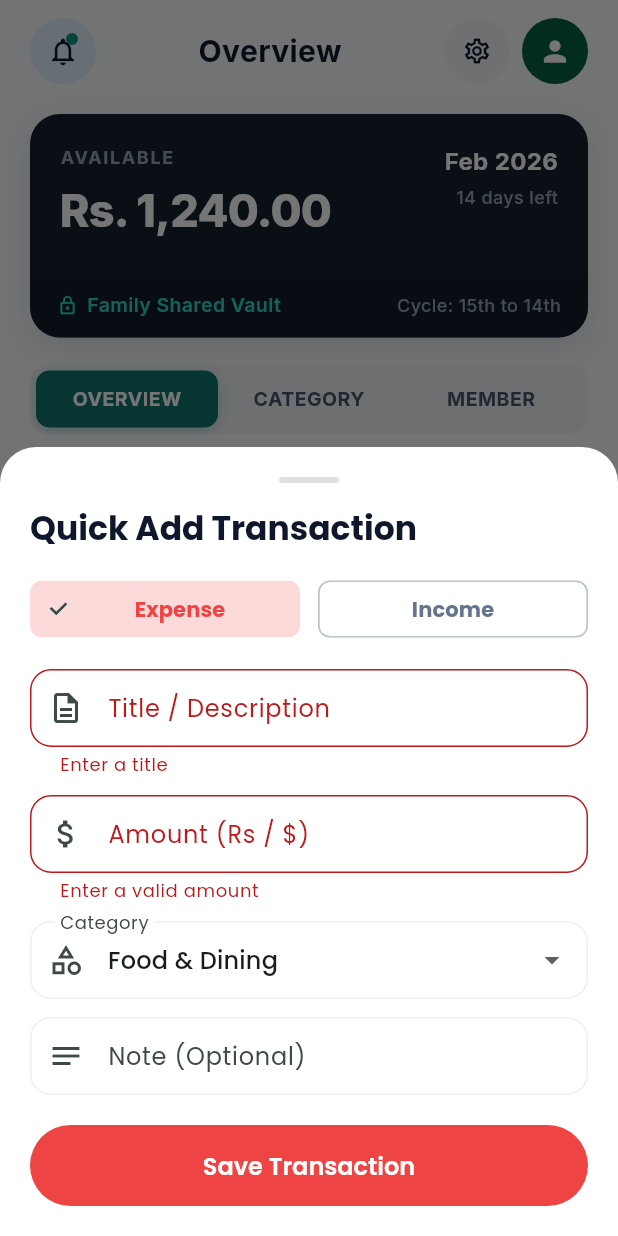
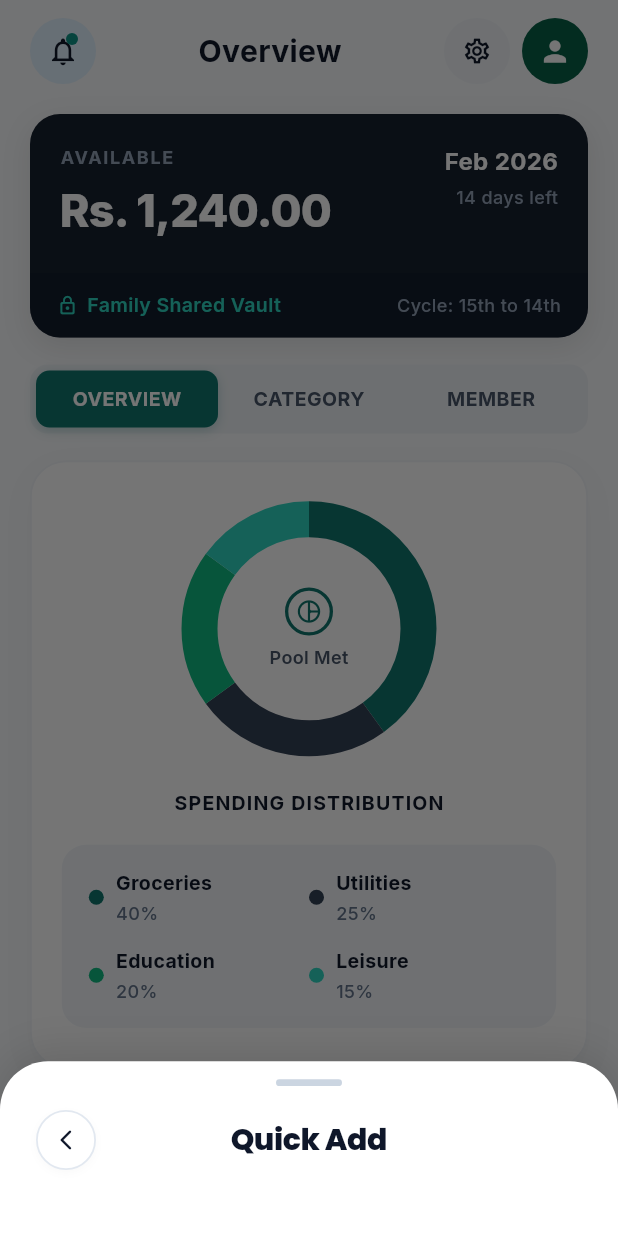
Before and after one commit to justtnikiyaa/family_budget_app, a Flutter app: the MainNavigationScreen screen opened directly with empty values, item 3 of the bottom bar chosen, after a tap on "Add", on a phone screen of 412 x 824 dp. Run offline on Flutter 3.47's test engine with Material 3 defaults, Android fonts, the phone set to English and light mode, and no system bars; our stand-ins replace cloud_firestore, firebase_auth, firebase_core, google_fonts; accounts and stored records are empty; network calls fail.

Commit message:
feat(quick-add): setup QuickAddBottomSheet modal container and top drag handle

```diff
--- a/lib/widgets/quick_add_bottom_sheet.dart
+++ b/lib/widgets/quick_add_bottom_sheet.dart
@@ -1,10 +1,5 @@
 import 'package:flutter/material.dart';
-import '../models/expense_model.dart';
 import '../models/user_model.dart';
-import '../services/firestore_service.dart';
-import '../utils/constants.dart';
-import 'custom_button.dart';
-import 'custom_text_field.dart';
 
 class QuickAddBottomSheet extends StatefulWidget {
   final UserModel currentUser;
@@ -25,200 +20,90 @@ class QuickAddBottomSheet extends StatefulWidget {
 }
 
 class _QuickAddBottomSheetState extends State<QuickAddBottomSheet> {
-  final _formKey = GlobalKey<FormState>();
-  final _titleController = TextEditingController();
-  final _amountController = TextEditingController();
-  final _noteController = TextEditingController();
-  final _firestoreService = FirestoreService();
-
-  ExpenseType _selectedType = ExpenseType.expense;
-  String _selectedCategory = AppConstants.expenseCategories.first;
-  bool _isLoading = false;
-
-  @override
-  void dispose() {
-    _titleController.dispose();
-    _amountController.dispose();
-    _noteController.dispose();
-    super.dispose();
-  }
-
-  Future<void> _handleSubmit() async {
-    if (!_formKey.currentState!.validate()) return;
-
-    final amount = double.tryParse(_amountController.text.trim()) ?? 0.0;
-    if (amount <= 0) return;
-
-    setState(() => _isLoading = true);
-
-    try {
-      final newExpense = ExpenseModel(
-        id: '',
-        title: _titleController.text.trim(),
-        amount: amount,
-        type: _selectedType,
-        category: _selectedCategory,
-        date: DateTime.now(),
-        userId: widget.currentUser.uid,
-        userName: widget.currentUser.displayName,
-        familyId: widget.currentUser.familyId,
-        note: _noteController.text.trim().isNotEmpty ? _noteController.text.trim() : null,
-      );
-
-      await _firestoreService.addExpense(newExpense);
-      if (mounted) Navigator.pop(context);
-    } catch (e) {
-      if (mounted) {
-        ScaffoldMessenger.of(context).showSnackBar(
-          SnackBar(content: Text('Error adding transaction: $e')),
-        );
-      }
-    } finally {
-      if (mounted) setState(() => _isLoading = false);
-    }
-  }
-
   @override
   Widget build(BuildContext context) {
-    final categories = _selectedType == ExpenseType.expense
-        ? AppConstants.expenseCategories
-        : AppConstants.incomeCategories;
-
     return Container(
       decoration: const BoxDecoration(
         color: Colors.white,
-        borderRadius: BorderRadius.vertical(top: Radius.circular(24)),
+        borderRadius: BorderRadius.vertical(top: Radius.circular(32)),
+        boxShadow: [
+          BoxShadow(
+            color: Color(0x1F000000),
+            blurRadius: 24,
+            offset: Offset(0, -6),
+          ),
+        ],
       ),
       padding: EdgeInsets.only(
-        top: 20,
-        left: 20,
-        right: 20,
-        bottom: MediaQuery.of(context).viewInsets.bottom + 20,
+        top: 12,
+        left: 24,
+        right: 24,
+        bottom: MediaQuery.of(context).padding.bottom + 20,
       ),
-      child: Form(
-        key: _formKey,
-        child: SingleChildScrollView(
       child: Column(
         mainAxisSize: MainAxisSize.min,
         crossAxisAlignment: CrossAxisAlignment.stretch,
         children: [
+          // Top drag handle pill
           Center(
             child: Container(
-                  width: 40,
-                  height: 4,
+              width: 44,
+              height: 4.5,
               decoration: BoxDecoration(
-                    color: Colors.grey.shade300,
-                    borderRadius: BorderRadius.circular(2),
+                color: const Color(0xFFCBD5E1),
+                borderRadius: BorderRadius.circular(2.5),
               ),
             ),
           ),
           const SizedBox(height: 16),
-              Text(
-                'Quick Add Transaction',
-                style: Theme.of(context).textTheme.titleLarge?.copyWith(
-                      fontWeight: FontWeight.bold,
-                      color: AppColors.textPrimary,
-                    ),
-              ),
-              const SizedBox(height: 16),
-              // Segmented type selector
+
+          // Top Header Bar: [<] [Quick Add] [Spacer]
           Row(
             children: [
-                  Expanded(
-                    child: ChoiceChip(
-                      label: const Center(child: Text('Expense')),
-                      selected: _selectedType == ExpenseType.expense,
-                      selectedColor: AppColors.expense.withValues(alpha: 0.2),
-                      labelStyle: TextStyle(
-                        color: _selectedType == ExpenseType.expense
-                            ? AppColors.expense
-                            : AppColors.textSecondary,
-                        fontWeight: FontWeight.bold,
-                      ),
-                      onSelected: (val) {
-                        if (val) {
-                          setState(() {
-                            _selectedType = ExpenseType.expense;
-                            _selectedCategory = AppConstants.expenseCategories.first;
-                          });
-                        }
-                      },
-                    ),
-                  ),
-                  const SizedBox(width: 12),
-                  Expanded(
-                    child: ChoiceChip(
-                      label: const Center(child: Text('Income')),
-                      selected: _selectedType == ExpenseType.income,
-                      selectedColor: AppColors.income.withValues(alpha: 0.2),
-                      labelStyle: TextStyle(
-                        color: _selectedType == ExpenseType.income
-                            ? AppColors.income
-                            : AppColors.textSecondary,
-                        fontWeight: FontWeight.bold,
-                      ),
-                      onSelected: (val) {
-                        if (val) {
-                          setState(() {
-                            _selectedType = ExpenseType.income;
-                            _selectedCategory = AppConstants.incomeCategories.first;
-                          });
-                        }
-                      },
-                    ),
+              GestureDetector(
+                onTap: () => Navigator.pop(context),
+                child: Container(
+                  width: 40,
+                  height: 40,
+                  decoration: BoxDecoration(
+                    color: Colors.white,
+                    shape: BoxShape.circle,
+                    border: Border.all(color: const Color(0xFFE2E8F0), width: 1.2),
+                    boxShadow: const [
+                      BoxShadow(
+                        color: Color(0x06000000),
+                        blurRadius: 4,
+                        offset: Offset(0, 2),
                       ),
                     ],
                   ),
-              const SizedBox(height: 16),
-              CustomTextField(
-                controller: _titleController,
-                label: 'Title / Description',
-                prefixIcon: Icons.description_outlined,
-                validator: (val) => val != null && val.isNotEmpty ? null : 'Enter a title',
+                  child: const Center(
+                    child: Icon(
+                      Icons.arrow_back_ios_new_rounded,
+                      size: 16,
+                      color: Color(0xFF0F172A),
                     ),
-              const SizedBox(height: 12),
-              CustomTextField(
-                controller: _amountController,
-                label: 'Amount (Rs / \$)',
-                prefixIcon: Icons.attach_money,
-                keyboardType: const TextInputType.numberWithOptions(decimal: true),
-                validator: (val) =>
-                    val != null && double.tryParse(val) != null && double.parse(val) > 0
-                        ? null
-                        : 'Enter a valid amount',
                   ),
-              const SizedBox(height: 12),
-              DropdownButtonFormField<String>(
-                initialValue: _selectedCategory,
-                decoration: const InputDecoration(
-                  labelText: 'Category',
-                  prefixIcon: Icon(Icons.category_outlined),
                 ),
-                items: categories
-                    .map((c) => DropdownMenuItem(value: c, child: Text(c)))
-                    .toList(),
-                onChanged: (val) {
-                  if (val != null) setState(() => _selectedCategory = val);
-                },
               ),
-              const SizedBox(height: 12),
-              CustomTextField(
-                controller: _noteController,
-                label: 'Note (Optional)',
-                prefixIcon: Icons.notes_outlined,
+              const Expanded(
+                child: Center(
+                  child: Text(
+                    'Quick Add',
+                    style: TextStyle(
+                      fontSize: 20,
+                      fontWeight: FontWeight.w800,
+                      color: Color(0xFF0F172A),
+                      letterSpacing: -0.3,
                     ),
-              const SizedBox(height: 20),
-              CustomButton(
-                text: 'Save Transaction',
-                isLoading: _isLoading,
-                backgroundColor: _selectedType == ExpenseType.expense
-                    ? AppColors.expense
-                    : AppColors.income,
-                onPressed: _handleSubmit,
                   ),
+                ),
+              ),
+              const SizedBox(width: 40), // Balances the back button
             ],
           ),
-        ),
+          const SizedBox(height: 24),
+        ],
       ),
     );
   }
```
Lines whose indentation alone changed are shown as unchanged.
